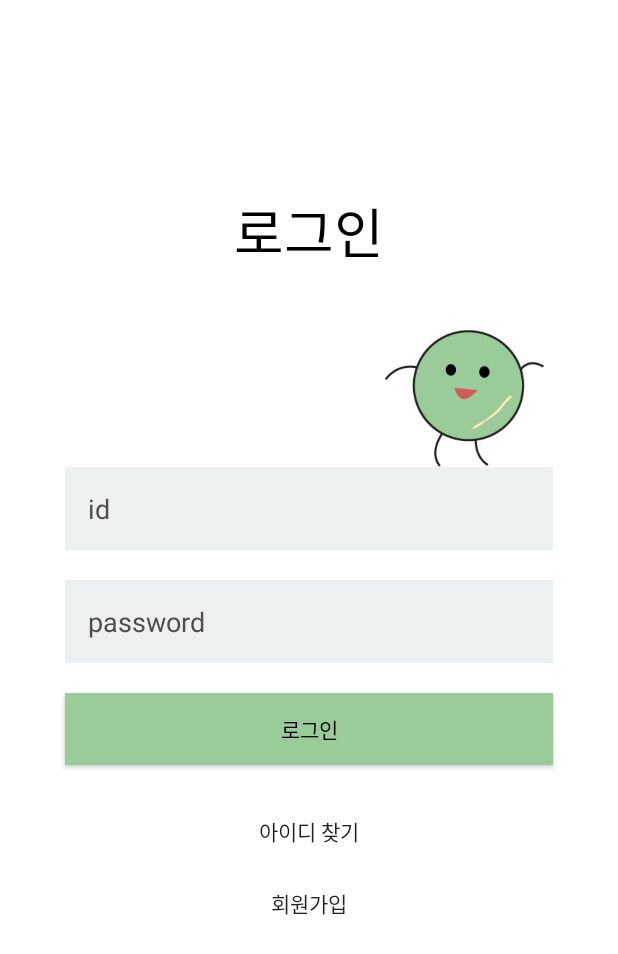
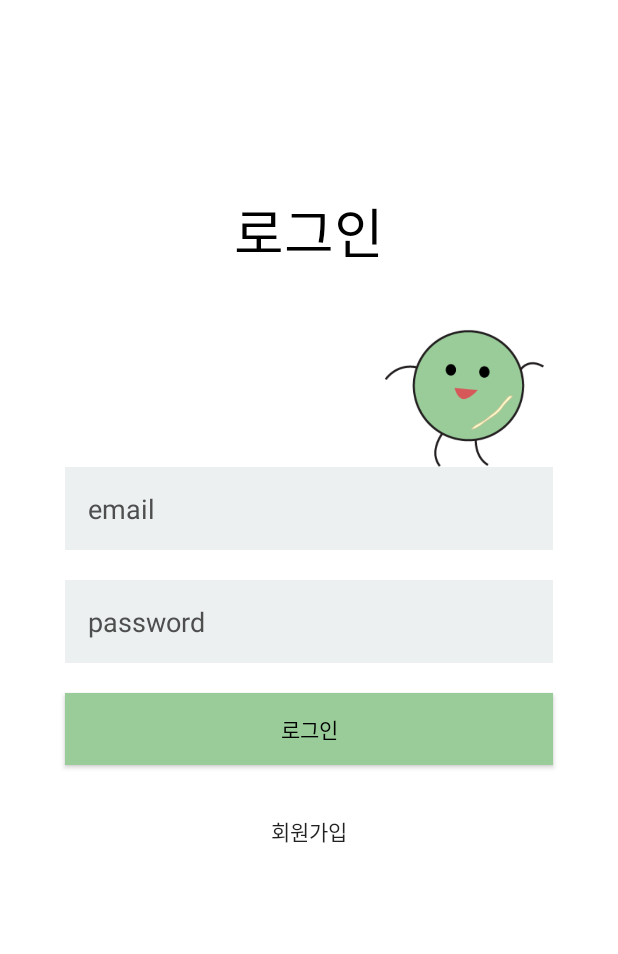
Before and after one commit to fb808/Beanstalk, an Android app: the layout activity_login.xml on its own in the app's theme, with its tools: preview values and no code run, on a phone screen of 412 x 824 dp. Shown: the top 954 px of the screen. Run offline under Robolectric (Android 15) with nearby library versions, the phone set to English and light mode, and no system bars.

Commit message:
김지연꺼 받아서 논리오류수정

```diff
--- a/app/build.gradle
+++ b/app/build.gradle
@@ -1,4 +1,5 @@
 apply plugin: 'com.android.application'
+apply plugin: 'com.google.gms.google-services' //파이어베이스 연동
 
 android {
     compileSdkVersion 30
@@ -26,9 +27,13 @@ dependencies {
     implementation fileTree(dir: "libs", include: ["*.jar"])
     implementation 'androidx.appcompat:appcompat:1.2.0'
     implementation 'androidx.constraintlayout:constraintlayout:2.0.4'
+    implementation 'com.google.firebase:firebase-database:19.4.0'
+    implementation 'com.google.firebase:firebase-auth:19.3.2'
     testImplementation 'junit:junit:4.12'
     //noinspection GradleCompatible
     implementation 'com.android.support:design:28.0.0'
+    implementation 'com.google.firebase:firebase-analytics' //파이어베이스 연동
+    implementation platform('com.google.firebase:firebase-bom:26.1.0')  //파이어베이스 연동
     androidTestImplementation 'androidx.test.ext:junit:1.1.2'
     androidTestImplementation 'androidx.test.espresso:espresso-core:3.3.0'
 
--- a/app/src/main/AndroidManifest.xml
+++ b/app/src/main/AndroidManifest.xml
@@ -1,7 +1,7 @@
 <?xml version="1.0" encoding="utf-8"?>
 <manifest xmlns:android="http://schemas.android.com/apk/res/android"
     package="com.example.beanstalk">
-
+    <uses-permission android:name="android.permission.INTERNET"/>
     <application
         android:allowBackup="true"
         android:icon="@mipmap/ic_launcher"
@@ -16,6 +16,8 @@
                 <category android:name="android.intent.category.LAUNCHER" />
             </intent-filter>
         </activity>
+        <activity android:name=".RegisterActivity"/>
+        <activity android:name=".MenuActivity"/>
     </application>
 
 </manifest>
--- a/app/src/main/res/layout/activity_login.xml
+++ b/app/src/main/res/layout/activity_login.xml
@@ -9,7 +9,6 @@
     tools:context=".MainActivity">
 
     <TextView
-        android:id="@+id/login"
         android:layout_width="match_parent"
         android:layout_height="181dp"
         android:layout_gravity="center_horizontal"
@@ -20,7 +19,6 @@
         android:textSize="36sp" />
 
     <ImageView
-        android:id="@+id/iv_mang"
         android:layout_width="205dp"
         android:layout_height="110dp"
         android:layout_gravity="right"
@@ -28,13 +26,13 @@
         tools:srcCompat="@drawable/mang" />
 
     <EditText
-        android:id="@+id/et_Id"
+        android:id="@+id/et_Email"
         android:layout_width="325dp"
         android:layout_height="wrap_content"
         android:layout_gravity="center_horizontal"
         android:layout_marginBottom="20dp"
         android:background="#ecf0f1"
-        android:hint="@string/text_id"
+        android:hint="@string/text_email"
         android:inputType="text"
         android:padding="15dp"
         android:textColor="#000000"
@@ -64,15 +62,7 @@
         android:textColor="#000000" />
 
     <Button
-        android:id="@+id/btn_FindId"
-        android:layout_width="match_parent"
-        android:layout_height="wrap_content"
-        android:background="#FFFFFF"
-        android:stateListAnimator="@null"
-        android:text="@string/text_FindIdKR" />
-
-    <Button
-        android:id="@+id/btn_SignUp"
+        android:id="@+id/btn_SignUp_form"
         android:layout_width="match_parent"
         android:layout_height="wrap_content"
         android:background="#FFFFFF"
--- a/app/src/main/res/values/strings.xml
+++ b/app/src/main/res/values/strings.xml
@@ -1,11 +1,16 @@
 <resources>
     <string name="app_name">Beanstalk</string>
 
-    <string name="text_id">id</string>
+    <string name="text_email">email</string>
     <string name="text_password">password</string>
 
     <string name="text_loginKR">로그인</string>
     <string name="text_SignUpKR">회원가입</string>
     <string name="text_FindIdKR">아이디 찾기</string>
 
+    <string name="pressName">이름을 입력하세요.</string>
+    <string name="pressEmail">이메일을 입력하세요.</string>
+    <string name="pressPassword">비밀번호를 입력하세요.</string>
+    <string name="confirmPassword">비밀번호 확인</string>
+
 </resources>
--- a/build.gradle
+++ b/build.gradle
@@ -1,12 +1,12 @@
 // Top-level build file where you can add configuration options common to all sub-projects/modules.
 buildscript {
     repositories {
-        google()
+        google()    //파이어베이스 연동
         jcenter()
     }
     dependencies {
         classpath "com.android.tools.build:gradle:4.0.1"
-
+        classpath 'com.google.gms:google-services:4.3.4'    //파이어베이스 연동
         // NOTE: Do not place your application dependencies here; they belong
         // in the individual module build.gradle files
     }
@@ -14,7 +14,7 @@ buildscript {
 
 allprojects {
     repositories {
-        google()
+        google()    //파이어베이스 연동
         jcenter()
     }
 }
```
Also changed, not shown: app/src/main/java/com/example/beanstalk/MainActivity.java (+46 -35 lines).
